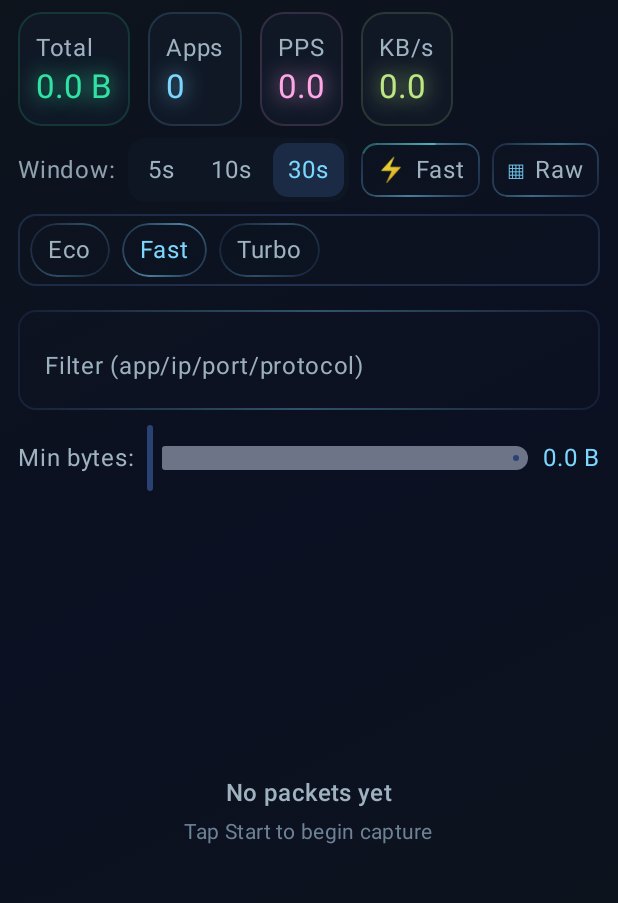
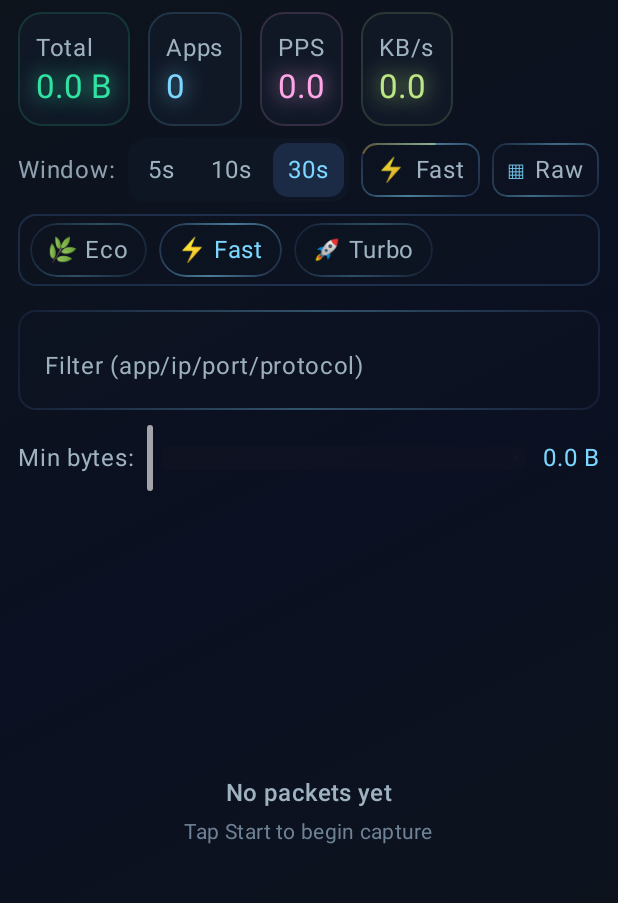
Before and after one commit to NecroEye/WiredEye, an Android app built with Jetpack Compose: the screen it shows after launch (MainActivity), after a tap on an icon or button, on a phone screen of 412 x 824 dp, the part 96-999 px from its top. Run offline under Robolectric (Android 15) with nearby library versions, the light colour scheme and no system bars; our stand-ins replace Room's generated code; libraries missing offline, so code that uses them is left out: androidx.lifecycle.compose; 2 statements that could not run were skipped; 3 other taps on this screen came first.

Commit message:
more stable again v2.61

```diff
--- a/feature/monitor/src/main/java/com/muratcangzm/monitor/MonitorUiState.kt
+++ b/feature/monitor/src/main/java/com/muratcangzm/monitor/MonitorUiState.kt
@@ -15,6 +15,7 @@ data class MonitorUiState(
     val pps: Double = 0.0,
     val throughputKbs: Double = 0.0,
     val pinnedUids: Set<Int> = emptySet(),
+    val anomalyKeys: Set<String> = emptySet(),
     val speedMode: SpeedMode = SpeedMode.ECO,
     val viewMode: ViewMode = ViewMode.RAW,
 )
--- a/feature/monitor/src/main/java/com/muratcangzm/monitor/WiredEyeScreen.kt
+++ b/feature/monitor/src/main/java/com/muratcangzm/monitor/WiredEyeScreen.kt
@@ -87,6 +87,8 @@ import androidx.compose.ui.Modifier
 import androidx.compose.ui.draw.alpha
 import androidx.compose.ui.draw.clip
 import androidx.compose.ui.draw.drawBehind
+import androidx.compose.ui.draw.drawWithContent
+import androidx.compose.ui.geometry.CornerRadius
 import androidx.compose.ui.geometry.Offset
 import androidx.compose.ui.graphics.Brush
 import androidx.compose.ui.graphics.Color
@@ -152,6 +154,10 @@ fun WiredEyeScreen(vm: MonitorViewModel = org.koin.androidx.compose.koinViewMode
     }
     LaunchedEffect(state.isEngineRunning) { if (!state.isEngineRunning) isStopping = false }
 
+    LaunchedEffect(Unit) {
+        vm.anomalyEvents.collect { msg -> snackbarHost.showSnackbar(msg) }
+    }
+
     val accent = remember { Color(0xFF7BD7FF) }
     val bg = remember {
         Brush.linearGradient(listOf(Color(0xFF0E141B), Color(0xFF0B1022), Color(0xFF0E141B)))
@@ -220,6 +226,7 @@ fun WiredEyeScreen(vm: MonitorViewModel = org.koin.androidx.compose.koinViewMode
                                     }
                                 }
                             }
+
                             TopAction.Settling -> {
                                 CircularProgressIndicator(
                                     modifier = Modifier
@@ -228,6 +235,7 @@ fun WiredEyeScreen(vm: MonitorViewModel = org.koin.androidx.compose.koinViewMode
                                     color = accent, strokeWidth = 2.dp
                                 )
                             }
+
                             TopAction.Idle -> {
                                 TextButton(onClick = {
                                     haptic.performHapticFeedback(HapticFeedbackType.LongPress)
@@ -267,6 +275,7 @@ fun WiredEyeScreen(vm: MonitorViewModel = org.koin.androidx.compose.koinViewMode
                 FilterBar(
                     text = state.filterText,
                     minBytes = state.minBytes,
+                    totalBytes = state.totalBytes,
                     onText = { vm.onEvent(MonitorUiEvent.SetFilter(it)) },
                     onClear = { vm.onEvent(MonitorUiEvent.ClearFilter) },
                     onMinBytes = { vm.onEvent(MonitorUiEvent.SetMinBytes(it)) }
@@ -281,6 +290,7 @@ fun WiredEyeScreen(vm: MonitorViewModel = org.koin.androidx.compose.koinViewMode
                     adapterItems = adapter.items,
                     rawItems = state.items,
                     pinnedUids = state.pinnedUids,
+                    highlightedKeys = state.anomalyKeys,
                     onPin = { uid ->
                         haptic.performHapticFeedback(HapticFeedbackType.LongPress)
                         vm.onEvent(MonitorUiEvent.TogglePin(uid))
@@ -378,11 +388,15 @@ private fun TechStatsBar(
             item {
                 GhostTonalButton(
                     text = when (state.speedMode) {
-                        com.muratcangzm.monitor.common.SpeedMode.ECO   -> "Eco"
-                        com.muratcangzm.monitor.common.SpeedMode.FAST  -> "Fast"
+                        com.muratcangzm.monitor.common.SpeedMode.ECO -> "Eco"
+                        com.muratcangzm.monitor.common.SpeedMode.FAST -> "Fast"
                         com.muratcangzm.monitor.common.SpeedMode.TURBO -> "Turbo"
                     },
-                    icon = "⚡",
+                    icon = when (state.speedMode) {
+                        com.muratcangzm.monitor.common.SpeedMode.ECO -> "🌿"
+                        com.muratcangzm.monitor.common.SpeedMode.FAST -> "⚡"
+                        com.muratcangzm.monitor.common.SpeedMode.TURBO -> "🚀"
+                    },
                     active = speedExpanded,
                     mode = state.speedMode,
                     onClick = { speedExpanded = !speedExpanded }
@@ -399,7 +413,7 @@ private fun TechStatsBar(
         AnimatedVisibility(
             visible = speedExpanded,
             enter = fadeIn(tween(180)) + expandVertically(tween(220)),
-            exit  = fadeOut(tween(160)) + shrinkVertically(tween(200))
+            exit = fadeOut(tween(160)) + shrinkVertically(tween(200))
         ) {
             SpeedModePanel(
                 selected = state.speedMode,
@@ -442,9 +456,18 @@ private fun GhostTonalButton(
     )
 
     val (durationMs, highlightColor, bandFraction) = when (mode) {
-        com.muratcangzm.monitor.common.SpeedMode.ECO   -> Triple(3200, accent.copy(alpha = 0.55f), 0.18f)
-        com.muratcangzm.monitor.common.SpeedMode.FAST  -> Triple(1200, Color(0xFF30E3A2).copy(alpha = 0.60f), 0.24f)
-        com.muratcangzm.monitor.common.SpeedMode.TURBO -> Triple(700, Color(0xFFFFA6E7).copy(alpha = 0.70f), 0.30f)
+        com.muratcangzm.monitor.common.SpeedMode.ECO -> {
+            // 🌿 Plant green
+            Triple(3200, Color(0xFF30E3A2).copy(alpha = 0.65f), 0.18f)
+        }
+        com.muratcangzm.monitor.common.SpeedMode.FAST -> {
+            // ⚡ Amber/yellow
+            Triple(1200, Color(0xFFFFC107).copy(alpha = 0.70f), 0.24f)
+        }
+        com.muratcangzm.monitor.common.SpeedMode.TURBO -> {
+            // 🚀 Pink/Magenta
+            Triple(700, Color(0xFFFFA6E7).copy(alpha = 0.75f), 0.30f)
+        }
     }
 
     val inf = rememberInfiniteTransition(label = "ghost-border")
@@ -469,18 +492,18 @@ private fun GhostTonalButton(
                 val stroke = 1.4.dp.toPx()
                 val inset = stroke / 2f
 
-                val left   = inset
-                val top    = inset
-                val right  = size.width - inset
+                val left = inset
+                val top = inset
+                val right = size.width - inset
                 val bottom = size.height - inset
 
                 val r = 10.dp.toPx().coerceAtMost(minOf((right - left) / 2f, (bottom - top) / 2f))
 
-                val LedgeTop    = (right - left) - 2f * r
-                val LedgeRight  = (bottom - top) - 2f * r
+                val LedgeTop = (right - left) - 2f * r
+                val LedgeRight = (bottom - top) - 2f * r
                 val LedgeBottom = LedgeTop
-                val LedgeLeft   = LedgeRight
-                val Lcorner     = (PI.toFloat() / 2f) * r
+                val LedgeLeft = LedgeRight
+                val Lcorner = (PI.toFloat() / 2f) * r
                 val P = LedgeTop + Lcorner +
                         LedgeRight + Lcorner +
                         LedgeBottom + Lcorner +
@@ -518,7 +541,7 @@ private fun GhostTonalButton(
                         val e = maxOf(0f, minOf(end - cursor, trLen))
                         if (e > s) {
                             val rectLeft = right - 2f * r
-                            val rectTop  = top
+                            val rectTop = top
                             val startDeg = 270f + (s / trLen) * 90f
                             val sweepDeg = (e - s) / trLen * 90f
                             drawArc(
@@ -559,7 +582,7 @@ private fun GhostTonalButton(
                         val e = maxOf(0f, minOf(end - cursor, brLen))
                         if (e > s) {
                             val rectLeft = right - 2f * r
-                            val rectTop  = bottom - 2f * r
+                            val rectTop = bottom - 2f * r
                             val startDeg = 0f + (s / brLen) * 90f
                             val sweepDeg = (e - s) / brLen * 90f
                             drawArc(
@@ -600,7 +623,7 @@ private fun GhostTonalButton(
                         val e = maxOf(0f, minOf(end - cursor, blLen))
                         if (e > s) {
                             val rectLeft = left
-                            val rectTop  = bottom - 2f * r
+                            val rectTop = bottom - 2f * r
                             val startDeg = 90f + (s / blLen) * 90f
                             val sweepDeg = (e - s) / blLen * 90f
                             drawArc(
@@ -641,7 +664,7 @@ private fun GhostTonalButton(
                         val e = maxOf(0f, minOf(end - cursor, tlLen))
                         if (e > s) {
                             val rectLeft = left
-                            val rectTop  = top
+                            val rectTop = top
                             val startDeg = 180f + (s / tlLen) * 90f
                             val sweepDeg = (e - s) / tlLen * 90f
                             drawArc(
@@ -703,9 +726,9 @@ private fun SpeedModePanel(
             horizontalArrangement = Arrangement.spacedBy(8.dp),
             verticalAlignment = Alignment.CenterVertically
         ) {
-            GhostPill("Eco",   selected == com.muratcangzm.monitor.common.SpeedMode.ECO)   { onSelect(com.muratcangzm.monitor.common.SpeedMode.ECO) }
-            GhostPill("Fast",  selected == com.muratcangzm.monitor.common.SpeedMode.FAST)  { onSelect(com.muratcangzm.monitor.common.SpeedMode.FAST) }
-            GhostPill("Turbo", selected == com.muratcangzm.monitor.common.SpeedMode.TURBO) { onSelect(com.muratcangzm.monitor.common.SpeedMode.TURBO) }
+            GhostPill("🌿 Eco", selected == com.muratcangzm.monitor.common.SpeedMode.ECO) { onSelect(com.muratcangzm.monitor.common.SpeedMode.ECO) }
+            GhostPill("⚡ Fast", selected == com.muratcangzm.monitor.common.SpeedMode.FAST) { onSelect(com.muratcangzm.monitor.common.SpeedMode.FAST) }
+            GhostPill("🚀 Turbo", selected == com.muratcangzm.monitor.common.SpeedMode.TURBO) { onSelect(com.muratcangzm.monitor.common.SpeedMode.TURBO) }
         }
     }
 }
@@ -1056,6 +1079,7 @@ private fun rememberUiPacketAdapter(): UiPacketAdapter = remember { UiPacketAdap
 private fun FilterBar(
     text: String,
     minBytes: Long,
+    totalBytes: Long,
     onText: (String) -> Unit,
     onClear: () -> Unit,
     onMinBytes: (Long) -> Unit
@@ -1081,14 +1105,25 @@ private fun FilterBar(
         Spacer(Modifier.height(8.dp))
         Row(verticalAlignment = Alignment.CenterVertically) {
             Text("Min bytes:", color = Color(0xFF9EB2C0), modifier = Modifier.padding(end = 8.dp))
+
+            // Slider should use Total as max; when total is 0, keep value steady (disable interaction)
+            val maxForSlider = totalBytes.coerceAtLeast(0L)
+            val clampedValue = minBytes.coerceIn(0L, maxForSlider)
+
             Slider(
-                value = minBytes.coerceAtLeast(0).coerceAtMost(1024L * 1024L).toFloat(),
-                onValueChange = { onMinBytes(it.toLong()) },
-                valueRange = 0f..(1024f * 1024f),
+                value = clampedValue.toFloat(),
+                onValueChange = { v ->
+                    if (totalBytes > 0L) {
+                        onMinBytes(v.toLong())
+                    }
+                },
+                valueRange = 0f..(if (totalBytes > 0L) maxForSlider.toFloat() else 0f),
+                enabled = totalBytes > 0L,
                 modifier = Modifier.weight(1f)
             )
+
             Spacer(Modifier.width(8.dp))
-            Text(humanBytes(minBytes), color = Color(0xFF7BD7FF))
+            Text(humanBytes(clampedValue), color = Color(0xFF7BD7FF))
         }
     }
 }
@@ -1099,6 +1134,7 @@ private fun PacketList(
     adapterItems: List<UiPacketItem>,
     rawItems: List<UiPacket>,
     pinnedUids: Set<Int>,
+    highlightedKeys: Set<String>,
     onPin: (Int) -> Unit,
     onShareWindowJson: () -> Unit,
     onCopied: (String) -> Unit,
@@ -1164,6 +1200,7 @@ private fun PacketList(
         items(items = adapterItems, key = { it.id }) { item ->
             PacketRow(
                 row = item.model,
+                highlighted = highlightedKeys.contains(item.model.key),
                 onPin = onPin,
                 onShareWindowJson = onShareWindowJson,
                 onCopied = onCopied,
@@ -1228,6 +1265,7 @@ private fun PinnedRowCompact(
 @Composable
 private fun PacketRow(
     row: UiPacket,
+    highlighted: Boolean,
     onPin: (Int) -> Unit,
     onShareWindowJson: () -> Unit,
     onCopied: (String) -> Unit,
@@ -1241,12 +1279,30 @@ private fun PacketRow(
     val clipboard = LocalClipboardManager.current
     val haptic = LocalHapticFeedback.current
 
+    val flash by animateFloatAsState(
+        targetValue = if (highlighted) 1f else 0f,
+        animationSpec = tween(350, easing = FastOutSlowInEasing),
+        label = "anomaly-flash"
+    )
+
     Surface(
         color = Color(0xFF0F1726),
         shape = RoundedCornerShape(16.dp),
         tonalElevation = 2.dp,
         border = BorderStroke(1.dp, border),
-        modifier = modifier.fillMaxWidth()
+        modifier = modifier
+            .fillMaxWidth()
+            .drawWithContent {
+                drawContent()
+                if (flash > 0f) {
+                    val stroke = 2.dp.toPx()
+                    drawRoundRect(
+                        color = Color(0xFF30E3A2).copy(alpha = 0.55f * flash),
+                        cornerRadius = CornerRadius(16.dp.toPx(), 16.dp.toPx()),
+                        style = Stroke(width = stroke)
+                    )
+                }
+            }
     ) {
         Column(Modifier.padding(12.dp), verticalArrangement = Arrangement.spacedBy(6.dp)) {
             Row(Modifier.fillMaxWidth(), horizontalArrangement = Arrangement.SpaceBetween, verticalAlignment = Alignment.CenterVertically) {
@@ -1399,7 +1455,7 @@ private fun String.escapeJson(): String = buildString {
     for (c in this@escapeJson) {
         when (c) {
             '\\' -> append("\\\\")
-            '"'  -> append("\\\"")
+            '"' -> append("\\\"")
             '\n' -> append("\\n")
             '\r' -> append("\\r")
             '\t' -> append("\\t")
@@ -1410,8 +1466,11 @@ private fun String.escapeJson(): String = buildString {
 
 private fun humanBytes(b: Long): String {
     val u = arrayOf("B", "KB", "MB", "GB", "TB")
-    var v = b.toDouble(); var i = 0
-    while (v >= 1024 && i < u.lastIndex) { v /= 1024; i++ }
+    var v = b.toDouble();
+    var i = 0
+    while (v >= 1024 && i < u.lastIndex) {
+        v /= 1024; i++
+    }
     return String.format(Locale.getDefault(), "%.1f %s", v, u[i])
 }
 
@@ -1426,7 +1485,9 @@ private fun rememberQuiescent(
     val quiet = remember { mutableStateOf(false) }
     LaunchedEffect(pps, kbs) {
         val nearZero = (abs(pps) < ppsThreshold && abs(kbs) < kbsThreshold)
-        if (!nearZero) { quiet.value = false; return@LaunchedEffect }
+        if (!nearZero) {
+            quiet.value = false; return@LaunchedEffect
+        }
         delay(holdMs)
         quiet.value = (abs(pps) < ppsThreshold && abs(kbs) < kbsThreshold)
     }
```
Also changed, not shown: feature/monitor/src/main/java/com/muratcangzm/monitor/MonitorViewModel.kt (+82 -0 lines).
